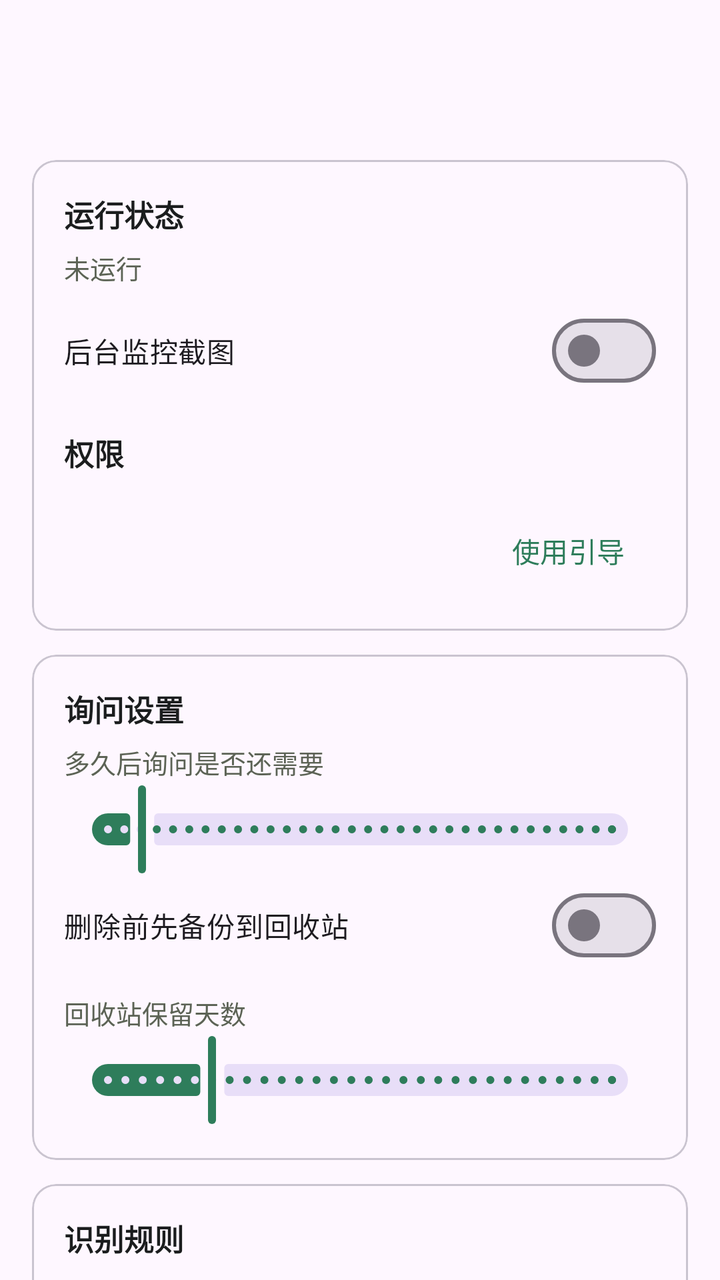
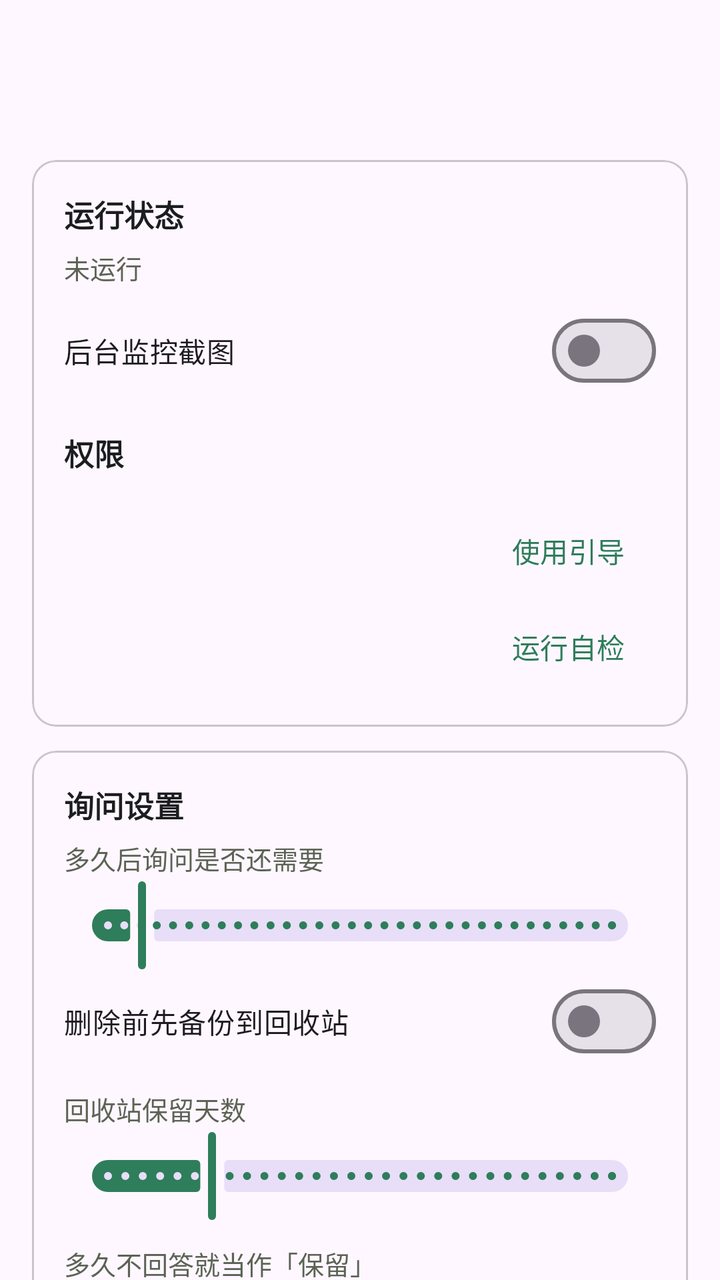

The first picture is an Android layout as it rendered before a commit; the second is the same layout after the commit. The layout source and the unified diff follow.
<!-- AndroidManifest.xml: application theme Theme.ScreenshotBye -->
<!-- res/layout/activity_main.xml -->
<?xml version="1.0" encoding="utf-8"?>
<LinearLayout xmlns:android="http://schemas.android.com/apk/res/android"
    android:layout_width="match_parent"
    android:layout_height="match_parent"
    android:orientation="vertical">

    <com.google.android.material.appbar.MaterialToolbar
        android:id="@+id/toolbar"
        android:layout_width="match_parent"
        android:layout_height="?attr/actionBarSize" />

    <androidx.core.widget.NestedScrollView
        android:layout_width="match_parent"
        android:layout_height="0dp"
        android:layout_weight="1"
        android:fillViewport="true">

        <LinearLayout
            android:layout_width="match_parent"
            android:layout_height="wrap_content"
            android:orientation="vertical"
            android:padding="16dp">

            
            <com.google.android.material.card.MaterialCardView
                android:layout_width="match_parent"
                android:layout_height="wrap_content"
                android:layout_marginBottom="12dp">

                <LinearLayout
                    android:layout_width="match_parent"
                    android:layout_height="wrap_content"
                    android:orientation="vertical"
                    android:padding="16dp">

                    <TextView style="@style/SectionTitle" android:text="@string/main_status" />

                    <TextView
                        android:id="@+id/statusText"
                        style="@style/BodyHint"
                        android:textSize="13sp"
                        android:text="@string/main_stopped" />

                    <com.google.android.material.materialswitch.MaterialSwitch
                        android:id="@+id/watchSwitch"
                        android:layout_width="match_parent"
                        android:layout_height="wrap_content"
                        android:layout_marginTop="8dp"
                        android:text="@string/main_watch_switch" />

                    <TextView
                        android:id="@+id/permTitle"
                        style="@style/SectionTitle"
                        android:layout_marginTop="16dp"
                        android:text="@string/main_permissions" />

                    <LinearLayout
                        android:id="@+id/permContainer"
                        android:layout_width="match_parent"
                        android:layout_height="wrap_content"
                        android:orientation="vertical" />

                    <com.google.android.material.button.MaterialButton
                        android:id="@+id/guideBtn"
                        style="@style/Widget.Material3.Button.TextButton"
                        android:layout_width="wrap_content"
                        android:layout_height="wrap_content"
                        android:layout_gravity="end"
                        android:layout_marginTop="8dp"
                        android:text="@string/main_open_guide" />
                </LinearLayout>
            </com.google.android.material.card.MaterialCardView>

            
            <com.google.android.material.card.MaterialCardView
                android:layout_width="match_parent"
                android:layout_height="wrap_content"
                android:layout_marginBottom="12dp">

                <LinearLayout
                    android:layout_width="match_parent"
                    android:layout_height="wrap_content"
                    android:orientation="vertical"
                    android:padding="16dp">

                    <TextView style="@style/SectionTitle" android:text="@string/main_ask_settings" />

                    <TextView
                        android:id="@+id/delayLabel"
                        style="@style/BodyHint"
                        android:textSize="13sp"
                        android:text="@string/main_delay" />

                    <com.google.android.material.slider.Slider
                        android:id="@+id/delaySlider"
                        android:layout_width="match_parent"
                        android:layout_height="wrap_content"
                        android:stepSize="1"
                        android:value="5"
                        android:valueFrom="1"
                        android:valueTo="60" />

                    <com.google.android.material.materialswitch.MaterialSwitch
                        android:id="@+id/trashSwitch"
                        android:layout_width="match_parent"
                        android:layout_height="wrap_content"
                        android:text="@string/main_trash_switch" />

                    <TextView
                        android:id="@+id/trashDaysLabel"
                        style="@style/BodyHint"
                        android:layout_marginTop="10dp"
                        android:textSize="13sp"
                        android:text="@string/main_trash_days" />

                    <com.google.android.material.slider.Slider
                        android:id="@+id/trashDaysSlider"
                        android:layout_width="match_parent"
                        android:layout_height="wrap_content"
                        android:stepSize="1"
                        android:value="7"
                        android:valueFrom="1"
                        android:valueTo="30" />
                </LinearLayout>
            </com.google.android.material.card.MaterialCardView>

            
            <com.google.android.material.card.MaterialCardView
                android:layout_width="match_parent"
                android:layout_height="wrap_content"
                android:layout_marginBottom="12dp">

                <LinearLayout
                    android:layout_width="match_parent"
                    android:layout_height="wrap_content"
                    android:orientation="vertical"
                    android:padding="16dp">

                    <TextView style="@style/SectionTitle" android:text="@string/main_rules" />

                    <com.google.android.material.checkbox.MaterialCheckBox
                        android:id="@+id/ruleFolder"
                        android:layout_width="match_parent"
                        android:layout_height="wrap_content"
                        android:text="@string/main_rule_folder" />

                    <com.google.android.material.checkbox.MaterialCheckBox
                        android:id="@+id/ruleName"
                        android:layout_width="match_parent"
                        android:layout_height="wrap_content"
                        android:text="@string/main_rule_name" />

                    <com.google.android.material.checkbox.MaterialCheckBox
                        android:id="@+id/ruleVideo"
                        android:layout_width="match_parent"
                        android:layout_height="wrap_content"
                        android:text="@string/main_rule_video" />

                    <com.google.android.material.textfield.TextInputLayout
                        android:layout_width="match_parent"
                        android:layout_height="wrap_content"
                        android:layout_marginTop="8dp"
                        android:hint="@string/main_keywords"
                        style="@style/Widget.Material3.TextInputLayout.OutlinedBox">

                        <com.google.android.material.textfield.TextInputEditText
                            android:id="@+id/keywordsInput"
                            android:layout_width="match_parent"
                            android:layout_height="wrap_content"
                            android:imeOptions="actionDone"
                            android:inputType="text"
                            android:maxLines="2" />
                    </com.google.android.material.textfield.TextInputLayout>

                    <com.google.android.material.button.MaterialButton
                        android:id="@+id/saveRulesBtn"
                        style="@style/Widget.Material3.Button.TonalButton"
                        android:layout_width="wrap_content"
                        android:layout_height="wrap_content"
                        android:layout_marginTop="10dp"
                        android:text="@string/main_save" />
                </LinearLayout>
            </com.google.android.material.card.MaterialCardView>

            
            <com.google.android.material.card.MaterialCardView
                android:layout_width="match_parent"
                android:layout_height="wrap_content"
                android:layout_marginBottom="12dp">

                <LinearLayout
                    android:layout_width="match_parent"
                    android:layout_height="wrap_content"
                    android:orientation="vertical"
                    android:padding="16dp">

                    <TextView
                        android:id="@+id/pendingTitle"
                        style="@style/SectionTitle"
                        android:text="@string/app_name" />

                    <TextView
                        android:id="@+id/pendingEmpty"
                        style="@style/BodyHint"
                        android:text="@string/main_pending_empty" />

                    <androidx.recyclerview.widget.RecyclerView
                        android:id="@+id/pendingList"
                        android:layout_width="match_parent"
                        android:layout_height="wrap_content"
                        android:nestedScrollingEnabled="false"
                        android:overScrollMode="never" />

                    <com.google.android.material.button.MaterialButton
                        android:id="@+id/openReviewBtn"
                        style="@style/Widget.Material3.Button.TonalButton"
                        android:layout_width="match_parent"
                        android:layout_height="wrap_content"
                        android:layout_marginTop="8dp"
                        android:text="@string/main_open_review" />
                </LinearLayout>
            </com.google.android.material.card.MaterialCardView>

            
            <com.google.android.material.card.MaterialCardView
                android:layout_width="match_parent"
                android:layout_height="wrap_content"
                android:layout_marginBottom="12dp">

                <LinearLayout
                    android:layout_width="match_parent"
                    android:layout_height="wrap_content"
                    android:orientation="vertical"
                    android:padding="16dp">

                    <TextView style="@style/SectionTitle" android:text="@string/main_trash" />

                    <TextView
                        android:id="@+id/trashSummary"
                        style="@style/BodyHint"
                        android:textSize="13sp" />

                    <com.google.android.material.button.MaterialButton
                        android:id="@+id/openTrashBtn"
                        style="@style/Widget.Material3.Button.OutlinedButton"
                        android:layout_width="wrap_content"
                        android:layout_height="wrap_content"
                        android:layout_marginTop="8dp"
                        android:text="@string/main_open_trash" />
                </LinearLayout>
            </com.google.android.material.card.MaterialCardView>

            
            <com.google.android.material.card.MaterialCardView
                android:layout_width="match_parent"
                android:layout_height="wrap_content">

                <LinearLayout
                    android:layout_width="match_parent"
                    android:layout_height="wrap_content"
                    android:orientation="vertical"
                    android:padding="16dp">

                    <TextView style="@style/SectionTitle" android:text="@string/main_log" />

                    <TextView
                        android:id="@+id/logText"
                        android:layout_width="match_parent"
                        android:layout_height="wrap_content"
                        android:fontFamily="monospace"
                        android:textSize="11sp"
                        android:maxLines="40"
                        android:scrollbars="vertical"
                        android:textIsSelectable="true" />

                    <com.google.android.material.button.MaterialButton
                        android:id="@+id/clearLogBtn"
                        style="@style/Widget.Material3.Button.TextButton"
                        android:layout_width="wrap_content"
                        android:layout_height="wrap_content"
                        android:text="@string/main_clear_log" />
                </LinearLayout>
            </com.google.android.material.card.MaterialCardView>
        </LinearLayout>
    </androidx.core.widget.NestedScrollView>
</LinearLayout>
<!-- resources referenced by this layout -->
<resources>
  <string name="app_name">ScreenshotBye</string>
  <string name="main_ask_settings">询问设置</string>
  <string name="main_clear_log">清空日志</string>
  <string name="main_delay">多久后询问是否还需要</string>
  <string name="main_keywords">额外关键词（逗号分隔）</string>
  <string name="main_log">事件日志</string>
  <string name="main_open_guide">使用引导</string>
  <string name="main_open_review">逐个确认待处理截图</string>
  <string name="main_open_trash">打开回收站</string>
  <string name="main_pending_empty">暂时没有待确认的截图。</string>
  <string name="main_permissions">权限</string>
  <string name="main_rule_folder">按截图目录识别（DCIM/Screenshots 等）</string>
  <string name="main_rule_name">按文件名识别（Screenshot_2026… 等）</string>
  <string name="main_rule_video">同时处理录屏视频</string>
  <string name="main_rules">识别规则</string>
  <string name="main_save">保存</string>
  <string name="main_status">运行状态</string>
  <string name="main_stopped">未运行</string>
  <string name="main_trash">回收站</string>
  <string name="main_trash_days">回收站保留天数</string>
  <string name="main_trash_switch">删除前先备份到回收站</string>
  <string name="main_watch_switch">后台监控截图</string>
  <style name="BodyHint">
          <item name="android:layout_width">match_parent</item>
          <item name="android:layout_height">wrap_content</item>
          <item name="android:textSize">12sp</item>
          <item name="android:textColor">@color/muted</item>
          <item name="android:lineSpacingExtra">2dp</item>
      </style>
  <style name="SectionTitle">
          <item name="android:layout_width">match_parent</item>
          <item name="android:layout_height">wrap_content</item>
          <item name="android:textSize">15sp</item>
          <item name="android:textStyle">bold</item>
          <item name="android:textColor">@color/ink</item>
          <item name="android:paddingBottom">6dp</item>
      </style>
  <style name="Theme.ScreenshotBye" parent="Theme.Material3.DayNight.NoActionBar">
          <item name="colorPrimary">@color/seed</item>
          <item name="android:statusBarColor">?attr/colorSurface</item>
          <item name="android:windowLightStatusBar" tools:targetApi="m">true</item>
      </style>
  <color name="muted">#5C6355</color>
  <color name="ink">#1B1D1E</color>
  <color name="seed">#2E7D5B</color>
</resources>

<!-- the commit's change to res/layout/activity_main.xml (unified diff, before → after) -->
@@ -68,6 +68,14 @@
                         android:layout_gravity="end"
                         android:layout_marginTop="8dp"
                         android:text="@string/main_open_guide" />
+
+                    <com.google.android.material.button.MaterialButton
+                        android:id="@+id/diagBtn"
+                        style="@style/Widget.Material3.Button.TextButton"
+                        android:layout_width="wrap_content"
+                        android:layout_height="wrap_content"
+                        android:layout_gravity="end"
+                        android:text="@string/main_open_diag" />
                 </LinearLayout>
             </com.google.android.material.card.MaterialCardView>
 
@@ -121,6 +129,92 @@
                         android:value="7"
                         android:valueFrom="1"
                         android:valueTo="30" />
+
+                    <TextView
+                        android:id="@+id/expiryLabel"
+                        style="@style/BodyHint"
+                        android:layout_marginTop="10dp"
+                        android:textSize="13sp"
+                        android:text="@string/main_expiry" />
+
+                    <com.google.android.material.slider.Slider
+                        android:id="@+id/expirySlider"
+                        android:layout_width="match_parent"
+                        android:layout_height="wrap_content"
+                        android:stepSize="1"
+                        android:value="3"
+                        android:valueFrom="0"
+                        android:valueTo="14" />
+
+                    <TextView
+                        style="@style/BodyHint"
+                        android:textSize="12sp"
+                        android:text="@string/main_expiry_hint" />
+                </LinearLayout>
+            </com.google.android.material.card.MaterialCardView>
+
+            
+            <com.google.android.material.card.MaterialCardView
+                android:layout_width="match_parent"
+                android:layout_height="wrap_content"
+                android:layout_marginBottom="12dp">
+
+                <LinearLayout
+                    android:layout_width="match_parent"
+                    android:layout_height="wrap_content"
+                    android:orientation="vertical"
+                    android:padding="16dp">
+
+                    <TextView style="@style/SectionTitle" android:text="@string/main_alert_settings" />
+
+                    <TextView
+                        style="@style/BodyHint"
+                        android:textSize="13sp"
+                        android:text="@string/main_alert_intensity" />
+
+                    <com.google.android.material.button.MaterialButton
+                        android:id="@+id/alertIntensityBtn"
+                        style="@style/Widget.Material3.Button.OutlinedButton"
+                        android:layout_width="wrap_content"
+                        android:layout_height="wrap_content"
+                        android:layout_marginTop="4dp" />
+
+                    <TextView
+                        style="@style/BodyHint"
+                        android:textSize="12sp"
+                        android:text="@string/main_alert_intensity_hint" />
+
+                    <TextView
+                        android:id="@+id/repeatLabel"
+                        style="@style/BodyHint"
+                        android:layout_marginTop="10dp"
+                        android:textSize="13sp"
+                        android:text="@string/main_repeat" />
+
+                    <com.google.android.material.slider.Slider
+                        android:id="@+id/repeatSlider"
+                        android:layout_width="match_parent"
+                        android:layout_height="wrap_content"
+                        android:stepSize="1"
+                        android:value="20"
+                        android:valueFrom="0"
+                        android:valueTo="120" />
+
+                    <TextView
+                        android:id="@+id/maxTimesLabel"
+                        style="@style/BodyHint"
+                        android:layout_marginTop="6dp"
+                        android:textSize="13sp"
+                        android:text="@string/main_max_times" />
+
+                    <com.google.android.material.slider.Slider
+                        android:id="@+id/maxTimesSlider"
+                        android:layout_width="match_parent"
+                        android:layout_height="wrap_content"
+                        android:stepSize="1"
+                        android:value="5"
+                        android:valueFrom="1"
+                        android:valueTo="10" />
                 </LinearLayout>
             </com.google.android.material.card.MaterialCardView>
 
<!-- resource entries referenced after the edit -->
@@ -1,16 +1,24 @@
 <!-- resources referenced by this layout -->
 <resources>
   <string name="app_name">ScreenshotBye</string>
+  <string name="main_alert_intensity">怎么提醒你</string>
+  <string name="main_alert_intensity_hint">原生系统要求通知带声音或震动才会弹横幅，所以「安静」这一档只能进通知栏。ROM 另有自己的横幅开关，选好后用自检页的「发送测试提醒」确认。</string>
+  <string name="main_alert_settings">提醒强度</string>
   <string name="main_ask_settings">询问设置</string>
   <string name="main_clear_log">清空日志</string>
   <string name="main_delay">多久后询问是否还需要</string>
+  <string name="main_expiry">多久不回答就当作「保留」</string>
+  <string name="main_expiry_hint">0 天表示永不过期。到点自动出队只是不再追问，截图本身不会被删。</string>
   <string name="main_keywords">额外关键词（逗号分隔）</string>
   <string name="main_log">事件日志</string>
+  <string name="main_max_times">同一批最多提醒几次</string>
+  <string name="main_open_diag">运行自检</string>
   <string name="main_open_guide">使用引导</string>
   <string name="main_open_review">逐个确认待处理截图</string>
   <string name="main_open_trash">打开回收站</string>
   <string name="main_pending_empty">暂时没有待确认的截图。</string>
   <string name="main_permissions">权限</string>
+  <string name="main_repeat">还有没回答的，隔多久再提醒一次</string>
   <string name="main_rule_folder">按截图目录识别（DCIM/Screenshots 等）</string>
   <string name="main_rule_name">按文件名识别（Screenshot_2026… 等）</string>
   <string name="main_rule_video">同时处理录屏视频</string>
